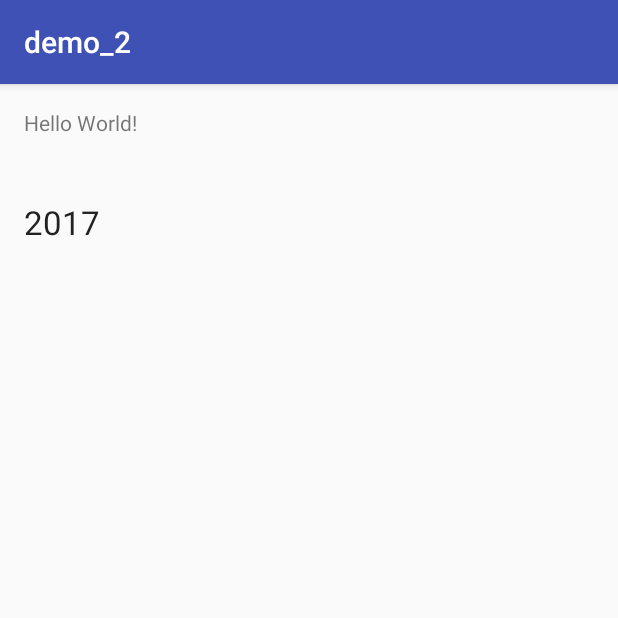
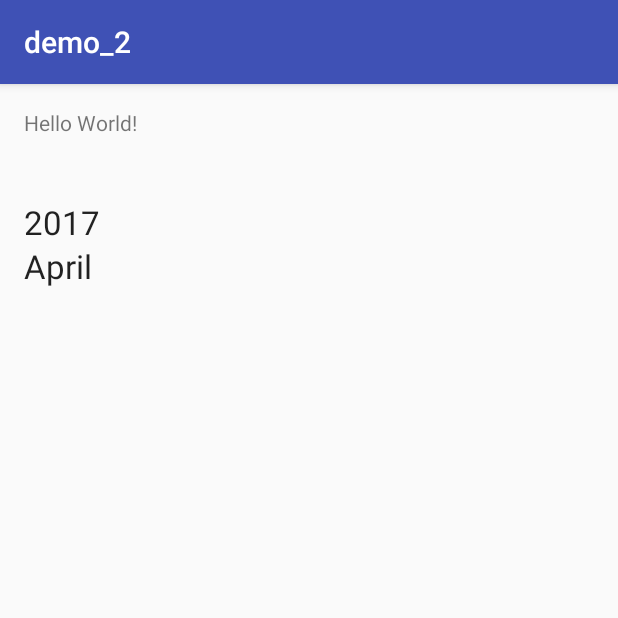
Before and after one commit to caemooshin/demo_2, an Android app: the screen it shows after launch (MainActivity), on a phone screen of 412 x 824 dp, the top half of it. Run offline under Robolectric (Android 15) with nearby library versions, the phone set to English and light mode, and no system bars.

Commit message:
adding month

```diff
--- a/app/src/main/res/layout/activity_main.xml
+++ b/app/src/main/res/layout/activity_main.xml
@@ -25,4 +25,14 @@
         android:layout_alignParentLeft="true"
         android:layout_alignParentStart="true"
         android:layout_marginTop="42dp" />
+
+    <TextView
+        android:layout_width="wrap_content"
+        android:layout_height="wrap_content"
+        android:textAppearance="?android:attr/textAppearanceLarge"
+        android:text="April"
+        android:id="@+id/textView3"
+        android:layout_below="@+id/textView"
+        android:layout_alignParentLeft="true"
+        android:layout_alignParentStart="true" />
 </RelativeLayout>
```
